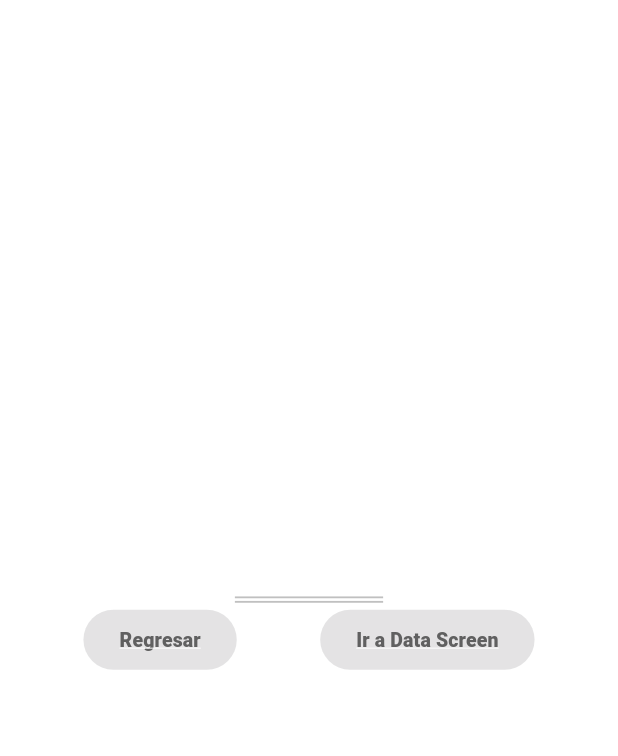
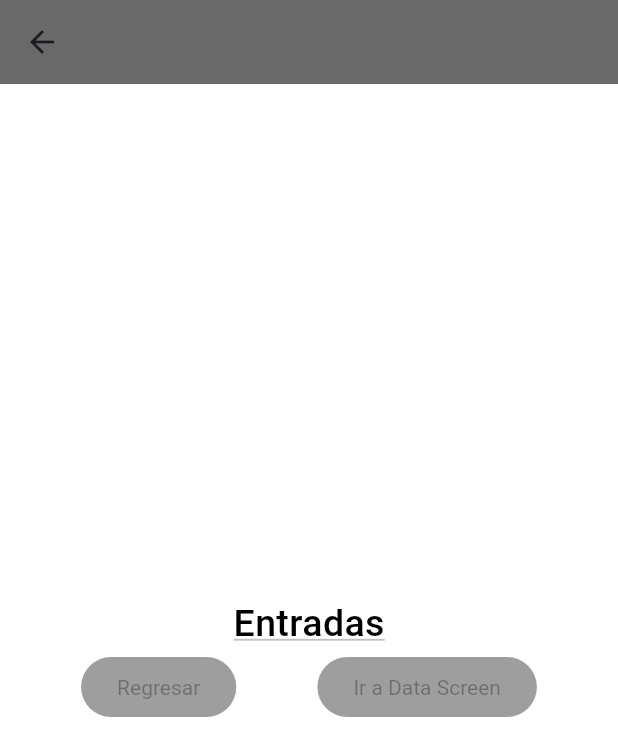
Before and after one commit to Krlostks/componentes_flutter, a Flutter app: the screen it shows after launch, after a tap on "Entradas", on a phone screen of 412 x 824 dp. Shown: the top 756 px of the screen. Run offline on Flutter 3.47's test engine with Material 3 defaults, Android fonts, the phone set to English and light mode, and no system bars; our stand-ins replace google_fonts.

Commit message:
changing the aptheme and adding scaffold to inputs

```diff
--- a/lib/screens/home_screen.dart
+++ b/lib/screens/home_screen.dart
@@ -20,7 +20,9 @@ class HomeScreen extends StatelessWidget {
             title: Text('Entradas',
             style: Theme.of(context).textTheme.headlineLarge,),
             subtitle: Text('Diferentes widgets para entradas de flutter', style:  Theme.of(context).textTheme.bodySmall),
-            leading: const Icon(Icons.app_settings_alt, color: AppTheme.iconos),
+            leading: IconTheme(
+              data: AppTheme.lightTheme.iconTheme,
+              child: const Icon(Icons.app_settings_alt),),
             trailing: const Icon(Icons.arrow_right),
             onTap:() {
               final ruta1 = MaterialPageRoute(builder: (context){
@@ -33,11 +35,16 @@ class HomeScreen extends StatelessWidget {
             color: Color.fromARGB(255, 255, 255, 255),
           ),
            ListTile(
-            leading: const Icon(Icons.add_location, color: AppTheme.iconos),
+            leading: IconTheme(
+              data: AppTheme.lightTheme.iconTheme,
+              child: const Icon(Icons.add_location),
+            ),
             title: Text('Scrooooooll',
             style: Theme.of(context).textTheme.headlineLarge,),
             subtitle: Text('Scroll infinito', style:  Theme.of(context).textTheme.bodySmall,),
-            trailing: const Icon(Icons.list_alt_rounded),
+            trailing:  IconTheme(
+              data: AppTheme.lightTheme.iconTheme,
+              child:const Icon ( Icons.list),),
             onTap:() {
               final ruta2 = MaterialPageRoute(builder: (context){
                 return const InfinitListScreen();
@@ -49,11 +56,17 @@ class HomeScreen extends StatelessWidget {
             color: Color.fromARGB(255, 255, 255, 255),
           ),
            ListTile(
-            leading: const Icon(Icons.admin_panel_settings_rounded, color: AppTheme.iconos),
+            leading: IconTheme(
+              data: AppTheme.lightTheme.iconTheme,
+              child: const Icon(Icons.notification_add),
+            ),
             title: Text('Notificaciones',
             style: Theme.of(context).textTheme.headlineLarge,),
             subtitle:  Text('Notificaciones', style:  Theme.of(context).textTheme.bodySmall),
-            trailing: const Icon(Icons.notification_add),
+            trailing:  IconTheme(
+              data: AppTheme.lightTheme.iconTheme,
+              child:const Icon ( Icons.notification_add),),
+
             onTap:() {
               final ruta3 = MaterialPageRoute(builder: (context){
                 return const NotificationsScreen();
--- a/lib/screens/inputs_screen.dart
+++ b/lib/screens/inputs_screen.dart
@@ -11,25 +11,30 @@ class InputScreen extends StatefulWidget {
 class _InputScreenState extends State<InputScreen> {
   @override
   Widget build(BuildContext context) {
-    return Column(
+    return Scaffold(
+      appBar: AppBar(
+        title:const  Text('Entradas'),
+        ),
+      body: Column(
         mainAxisAlignment: MainAxisAlignment.center,
         children: [
             Text("Entradas",
             style: AppTheme.lightTheme.textTheme.headlineLarge,),
-     Row(
+       const Row(
             mainAxisAlignment: MainAxisAlignment.spaceEvenly,
             children: [
               ElevatedButton(
                 onPressed: null,
-              child: Text('Regresar', style: AppTheme.lightTheme.textTheme.bodySmall,)
+                child: Text('Regresar')
                 ),
               ElevatedButton(
                 onPressed: null,
-              child: Text('Ir a Data Screen' , style: AppTheme.lightTheme.textTheme.bodySmall,)
+                child: Text('Ir a Data Screen' )
                 )
               ],
             ),
         ]
+      ),
     );
   }
 }
--- a/lib/theme/app_theme.dart
+++ b/lib/theme/app_theme.dart
@@ -8,10 +8,28 @@ class AppTheme{
 
   static final ThemeData lightTheme = ThemeData.light().copyWith(
     scaffoldBackgroundColor: backColor ,
-    appBarTheme: const AppBarTheme(color : primarycolor),
+      appBarTheme:  AppBarTheme(color : primarycolor,
+        titleTextStyle: GoogleFonts.roboto(
+        color: primarycolor,
+        fontSize: 28.5,
+        fontWeight: FontWeight.bold
+      )
+    ),
+    iconTheme: const IconThemeData(
+      color: Color.fromARGB(255, 92, 96, 95),
+      size: 35.0
+    ),
+    elevatedButtonTheme: ElevatedButtonThemeData(
+      style: ButtonStyle(
+
+        backgroundColor: const MaterialStatePropertyAll(Colors.grey),
+        textStyle: MaterialStateProperty.all(GoogleFonts.roboto(color: const Color.fromARGB(255, 255, 255, 255)))
+
+      )
+    ),
     textTheme:  TextTheme(
              headlineLarge: GoogleFonts.roboto(
-              color: Colors.white,
+              color: const Color.fromARGB(255, 0, 0, 0),
               fontWeight: FontWeight.w500,
               fontSize: 25,
               decoration: TextDecoration.underline,
```
Lines whose indentation alone changed are shown as unchanged.
